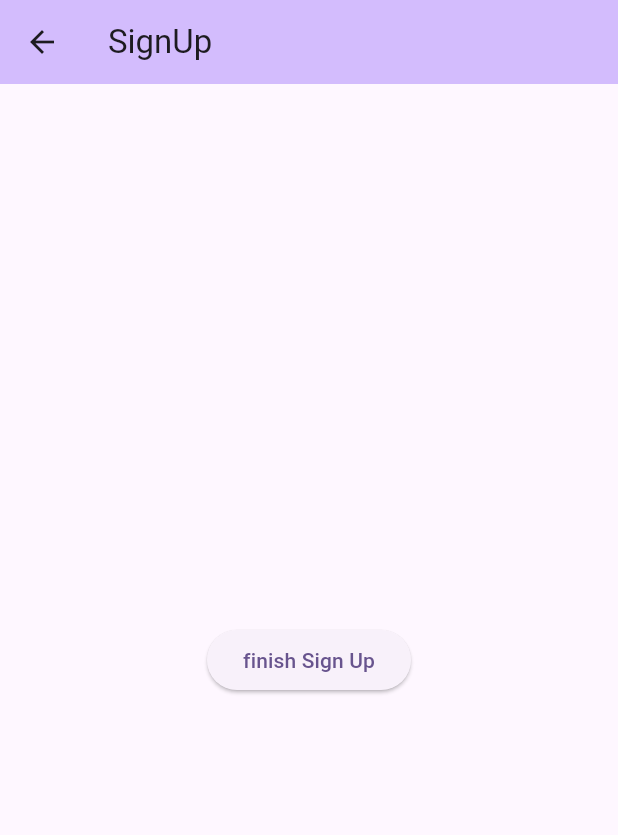
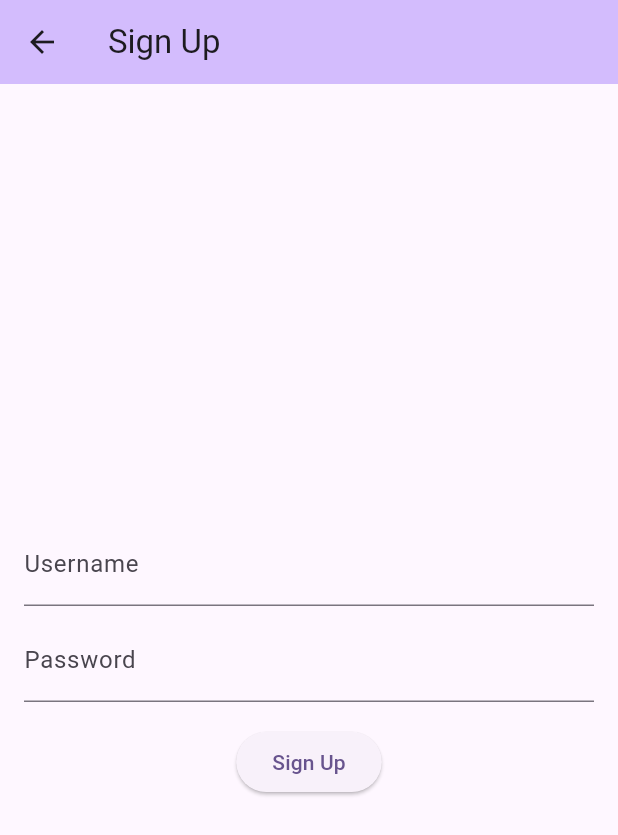
Before and after one commit to bwatts1/Neural-Drive, a Flutter app: the SignUp screen opened by its route, on a phone screen of 412 x 824 dp. Shown: the top 835 px of the screen. Run offline on Flutter 3.47's test engine with Material 3 defaults, Android fonts, the phone set to English and light mode, and no system bars; our stand-ins replace flutter_local_notifications, sqflite, timezone; accounts and stored records are empty.

Commit message:
added actual sign in and sign up function

```diff
--- a/lib/database_helper.dart
+++ b/lib/database_helper.dart
@@ -20,8 +20,9 @@ class DbHelper {
 
     return await openDatabase(
       path,
-      version: 2, // incremented version number
+      version: 3, // bumped version for users table
       onCreate: (db, version) async {
+        // Reports table
         await db.execute('''
           CREATE TABLE reports (
             id INTEGER PRIMARY KEY AUTOINCREMENT,
@@ -31,15 +32,34 @@ class DbHelper {
             price REAL
           )
         ''');
+
+        // Users table
+        await db.execute('''
+          CREATE TABLE users (
+            id INTEGER PRIMARY KEY AUTOINCREMENT,
+            username TEXT UNIQUE,
+            password TEXT
+          )
+        ''');
       },
-      onUpgrade: (db, oldVersion, newVersion) async { // note to self use this when changing data base to add more columns
+      onUpgrade: (db, oldVersion, newVersion) async {
         if (oldVersion < 2) {
           await db.execute('ALTER TABLE reports ADD COLUMN reminder TEXT');
+        }
+        if (oldVersion < 3) {
+          await db.execute('''
+            CREATE TABLE IF NOT EXISTS users (
+              id INTEGER PRIMARY KEY AUTOINCREMENT,
+              username TEXT UNIQUE,
+              password TEXT
+            )
+          ''');
         }
       },
     );
   }
 
+  // ========== REPORT FUNCTIONS ==========
   Future<int> insertReport(Map<String, dynamic> report) async {
     final db = await database;
     return await db.insert('reports', report);
@@ -99,4 +119,30 @@ class DbHelper {
       orderBy: 'id DESC',
     );
   }
+
+  // ========== USER FUNCTIONS ==========
+  Future<int> registerUser(String username, String password) async {
+    final db = await database;
+    try {
+      return await db.insert('users', {
+        'username': username,
+        'password': password,
+      });
+    } catch (e) {
+      // Username already exists
+      return -1;
+    }
+  }
+
+  Future<Map<String, dynamic>?> loginUser(
+      String username, String password) async {
+    final db = await database;
+    final result = await db.query(
+      'users',
+      where: 'username = ? AND password = ?',
+      whereArgs: [username, password],
+    );
+    if (result.isNotEmpty) return result.first;
+    return null;
+  }
 }
--- a/lib/main.dart
+++ b/lib/main.dart
@@ -49,7 +49,7 @@ class MyApp extends StatelessWidget {
         '/signUp': (context) => const SignUp(),
         '/home': (context) => const HomeScreen(),
         '/maintenanceLog': (context) => const MaintenanceLog(),
-        '/profileScreen': (context) => const ProfileScreen(),
+        '/profileScreen': (context) => const MaintenanceLog(),
       },
     );
   }
--- a/lib/signup.dart
+++ b/lib/signup.dart
@@ -1,27 +1,72 @@
 import 'package:flutter/material.dart';
-import 'login.dart';
+import 'database_helper.dart';
+import 'main.dart';
 
-class SignUp extends StatelessWidget{
+class SignUp extends StatefulWidget {
   const SignUp({super.key});
+
+  @override
+  State<SignUp> createState() => _SignUpState();
+}
+
+class _SignUpState extends State<SignUp> {
+  final _usernameController = TextEditingController();
+  final _passwordController = TextEditingController();
+
+  Future<void> _signUp() async {
+    final username = _usernameController.text.trim();
+    final password = _passwordController.text.trim();
+
+    if (username.isEmpty || password.isEmpty) {
+      ScaffoldMessenger.of(context).showSnackBar(
+        const SnackBar(content: Text("Please fill in all fields")),
+      );
+      return;
+    }
+
+    final result = await DbHelper().registerUser(username, password);
+
+    if (result == -1) {
+      ScaffoldMessenger.of(context).showSnackBar(
+        const SnackBar(content: Text("Username already exists")),
+      );
+    } else {
+      ScaffoldMessenger.of(context).showSnackBar(
+        const SnackBar(content: Text("Sign up successful! Please log in.")),
+      );
+      Navigator.of(context).pushReplacementNamed('/login');
+    }
+  }
 
   @override
   Widget build(BuildContext context) {
     return Scaffold(
       appBar: AppBar(
-        title: const Text('SignUp'),
+        title: const Text('Sign Up'),
         backgroundColor: Theme.of(context).colorScheme.inversePrimary,
       ),
-    body: Stack(
-        children: [
-          Center(
-            child: ElevatedButton(
-              onPressed: (){
-                    Navigator.of(context).pushNamed('/login');
-              },
-              child: const Text('finish Sign Up'),
+      body: Padding(
+        padding: const EdgeInsets.all(16.0),
+        child: Column(
+          mainAxisAlignment: MainAxisAlignment.center,
+          children: [
+            TextField(
+              controller: _usernameController,
+              decoration: const InputDecoration(labelText: "Username"),
             ),
-          ),
-        ],
+            const SizedBox(height: 8),
+            TextField(
+              controller: _passwordController,
+              obscureText: true,
+              decoration: const InputDecoration(labelText: "Password"),
+            ),
+            const SizedBox(height: 16),
+            ElevatedButton(
+              onPressed: _signUp,
+              child: const Text("Sign Up"),
+            ),
+          ],
+        ),
       ),
     );
   }
```
Also changed, not shown: lib/login.dart (+52 -13 lines).
